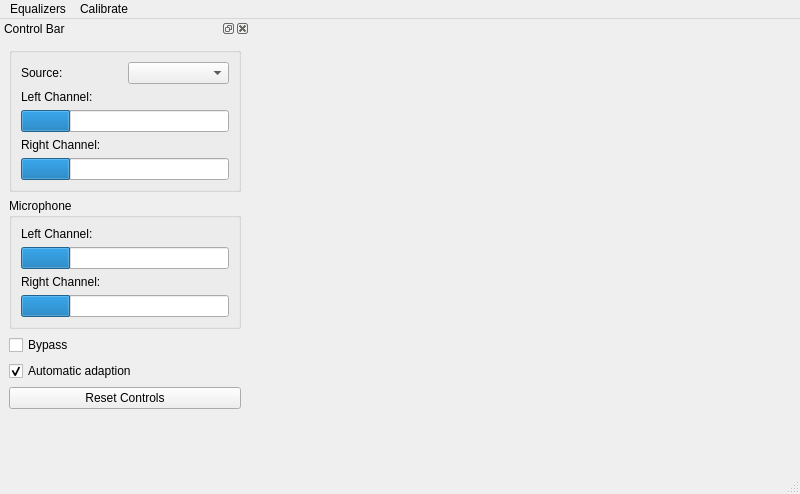
First picture: the form in earcontrol/mainwindow.ui, repository cybercatalyst/ear, before the edit.
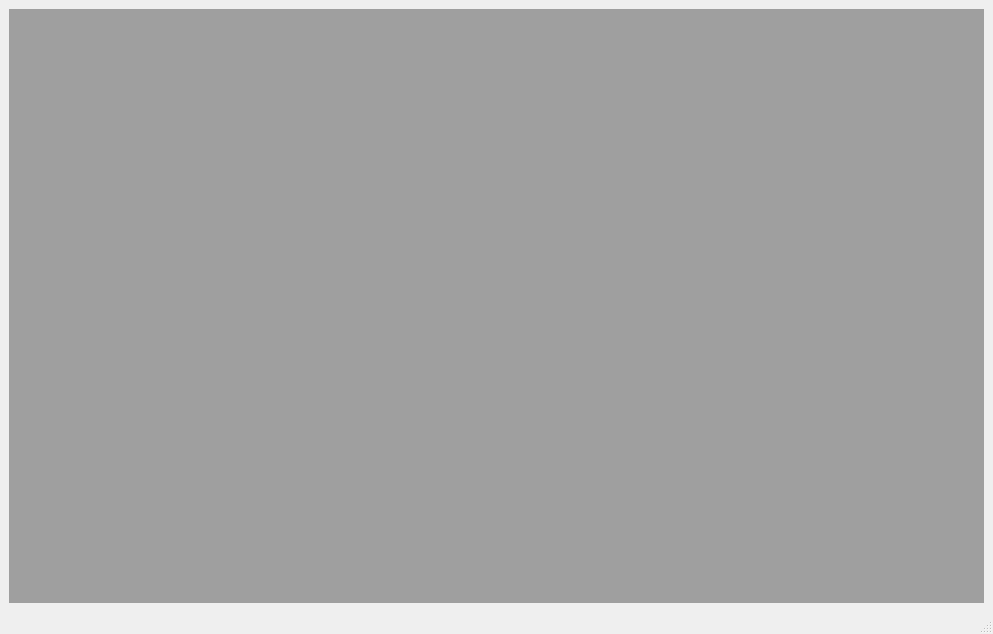
Second picture: the form after the edit. Icons and pictures are not drawn.

Patch:
```diff
--- a/earcontrol/mainwindow.ui
+++ b/earcontrol/mainwindow.ui
@@ -6,8 +6,8 @@
    <rect>
     <x>0</x>
     <y>0</y>
-    <width>800</width>
-    <height>494</height>
+    <width>993</width>
+    <height>634</height>
    </rect>
   </property>
   <property name="minimumSize">
@@ -29,218 +29,24 @@
    <iconset resource="../Pics.qrc">
     <normaloff>:/Logo.png</normaloff>:/Logo.png</iconset>
   </property>
-  <widget class="QWidget" name="centralwidget"/>
+  <widget class="QWidget" name="centralwidget">
+   <layout class="QVBoxLayout" name="verticalLayout_4">
+    <item>
+     <widget class="QMdiArea" name="mdiArea"/>
+    </item>
+   </layout>
+  </widget>
   <widget class="QMenuBar" name="menubar">
    <property name="geometry">
     <rect>
      <x>0</x>
      <y>0</y>
-     <width>800</width>
+     <width>993</width>
      <height>25</height>
     </rect>
    </property>
-   <widget class="QMenu" name="menuEqualizers">
-    <property name="title">
-     <string>Equalizers</string>
-    </property>
-    <addaction name="actionSaveLeft"/>
-    <addaction name="actionSaveRight"/>
-    <addaction name="separator"/>
-    <addaction name="actionLoadLeft"/>
-    <addaction name="actionLoadRight"/>
-   </widget>
-   <widget class="QMenu" name="menuMeasure">
-    <property name="title">
-     <string>Calibrate</string>
-    </property>
-    <addaction name="calibrateAction"/>
-   </widget>
-   <addaction name="menuEqualizers"/>
-   <addaction name="menuMeasure"/>
   </widget>
   <widget class="QStatusBar" name="statusbar"/>
-  <widget class="QDockWidget" name="controlDockWidget">
-   <property name="minimumSize">
-    <size>
-     <width>250</width>
-     <height>455</height>
-    </size>
-   </property>
-   <property name="maximumSize">
-    <size>
-     <width>250</width>
-     <height>800</height>
-    </size>
-   </property>
-   <property name="windowTitle">
-    <string>Control Bar</string>
-   </property>
-   <attribute name="dockWidgetArea">
-    <number>1</number>
-   </attribute>
-   <widget class="QWidget" name="dockWidgetContents">
-    <layout class="QVBoxLayout" name="verticalLayout_3">
-     <item>
-      <widget class="QGroupBox" name="groupBox">
-       <property name="title">
-        <string/>
-       </property>
-       <layout class="QVBoxLayout" name="verticalLayout">
-        <item>
-         <layout class="QHBoxLayout" name="horizontalLayout">
-          <item>
-           <widget class="QLabel" name="label_5">
-            <property name="text">
-             <string>Source:</string>
-            </property>
-           </widget>
-          </item>
-          <item>
-           <widget class="QComboBox" name="signalSourceComboBox"/>
-          </item>
-         </layout>
-        </item>
-        <item>
-         <widget class="QLabel" name="label_3">
-          <property name="text">
-           <string>Left Channel:</string>
-          </property>
-         </widget>
-        </item>
-        <item>
-         <widget class="QProgressBar" name="musicSourceLeftChannelLevel">
-          <property name="value">
-           <number>24</number>
-          </property>
-          <property name="textVisible">
-           <bool>false</bool>
-          </property>
-          <property name="format">
-           <string>Left (%p%)</string>
-          </property>
-         </widget>
-        </item>
-        <item>
-         <widget class="QLabel" name="label_2">
-          <property name="text">
-           <string>Right Channel:</string>
-          </property>
-         </widget>
-        </item>
-        <item>
-         <widget class="QProgressBar" name="musicSourceRightChannelLevel">
-          <property name="value">
-           <number>24</number>
-          </property>
-          <property name="textVisible">
-           <bool>false</bool>
-          </property>
-          <property name="format">
-           <string>Right (%p%)</string>
-          </property>
-         </widget>
-        </item>
-       </layout>
-      </widget>
-     </item>
-     <item>
-      <widget class="QGroupBox" name="groupBox_2">
-       <property name="title">
-        <string>Microphone</string>
-       </property>
-       <layout class="QVBoxLayout" name="verticalLayout_2">
-        <item>
-         <widget class="QLabel" name="label_6">
-          <property name="text">
-           <string>Left Channel:</string>
-          </property>
-         </widget>
-        </item>
-        <item>
-         <widget class="QProgressBar" name="microphoneLeftChannelLevel">
-          <property name="value">
-           <number>24</number>
-          </property>
-          <property name="textVisible">
-           <bool>false</bool>
-          </property>
-          <property name="format">
-           <string>Left (%p%)</string>
-          </property>
-         </widget>
-        </item>
-        <item>
-         <widget class="QLabel" name="label_4">
-          <property name="text">
-           <string>Right Channel:</string>
-          </property>
-         </widget>
-        </item>
-        <item>
-         <widget class="QProgressBar" name="microphoneRightChannelLevel">
-          <property name="enabled">
-           <bool>true</bool>
-          </property>
-          <property name="autoFillBackground">
-           <bool>false</bool>
-          </property>
-          <property name="value">
-           <number>24</number>
-          </property>
-          <property name="textVisible">
-           <bool>false</bool>
-          </property>
-          <property name="invertedAppearance">
-           <bool>false</bool>
-          </property>
-          <property name="format">
-           <string>Right (%p%)</string>
-          </property>
-         </widget>
-        </item>
-       </layout>
-      </widget>
-     </item>
-     <item>
-      <widget class="QCheckBox" name="bypass">
-       <property name="text">
-        <string>Bypass</string>
-       </property>
-      </widget>
-     </item>
-     <item>
-      <widget class="QCheckBox" name="automaticAdaption">
-       <property name="text">
-        <string>Automatic adaption</string>
-       </property>
-       <property name="checked">
-        <bool>true</bool>
-       </property>
-      </widget>
-     </item>
-     <item>
-      <widget class="QPushButton" name="resetControlsPushButton">
-       <property name="text">
-        <string>Reset Controls</string>
-       </property>
-      </widget>
-     </item>
-     <item>
-      <spacer name="verticalSpacer">
-       <property name="orientation">
-        <enum>Qt::Vertical</enum>
-       </property>
-       <property name="sizeHint" stdset="0">
-        <size>
-         <width>20</width>
-         <height>19</height>
-        </size>
-       </property>
-      </spacer>
-     </item>
-    </layout>
-   </widget>
-  </widget>
   <action name="actionSaveLeft">
    <property name="text">
     <string>Left -&gt; File</string>
```
Left out of the diff: 4 changed lines with no effect on the pictures.
